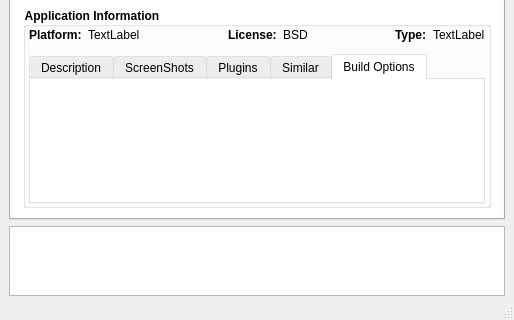
First picture: the form in src-qt4/pc-softwaremanager/mainUI.ui, repository trueos/pcbsd, before the edit; both pictures show x 0 to 514 and y 310 to 630 of the 514 by 630 pixel window.
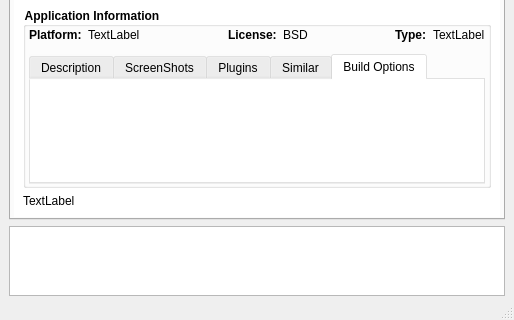
Second picture: the form after the edit. The open tabs and pages were chosen to show the change. Icons and pictures are not drawn.

Commit message: Add orphan pkg filtering, (filtered by default), and move the application status notification location to a new widget on the bottom of the app details page (this will prevent the install button from changing size constantly). Also make sure that it is not re-checking the jails constantly when the app being viewed is downloading/installing.

Diff of the .ui file:
```diff
--- a/src-qt4/pc-softwaremanager/mainUI.ui
+++ b/src-qt4/pc-softwaremanager/mainUI.ui
@@ -1542,6 +1542,19 @@
               </property>
              </spacer>
             </item>
+            <item>
+             <widget class="QLabel" name="label_app_status">
+              <property name="styleSheet">
+               <string notr="true">QLabel{ background: rbga(50,190,255,130); border-radius: 5px; }</string>
+              </property>
+              <property name="text">
+               <string>TextLabel</string>
+              </property>
+              <property name="wordWrap">
+               <bool>true</bool>
+              </property>
+             </widget>
+            </item>
            </layout>
           </widget>
           <widget class="QWidget" name="page_search">
```
Left out of the diff: 11 changed lines with no effect on the pictures. The commit also changes 4 other files.
